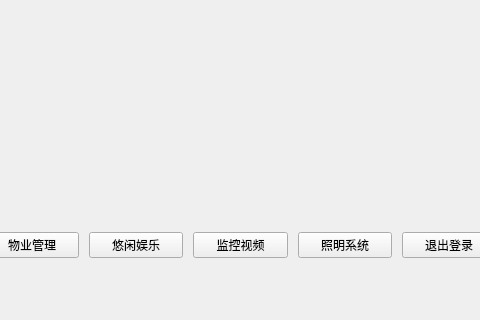
This is stagetwo_smart_apartment_sys/userwindow.ui in DanielFujiwara/Qt-creator as Qt 5 draws it before an edit; both pictures show x 95 to 575 and y 160 to 480 of the 800 by 480 pixel window. The edited form follows.
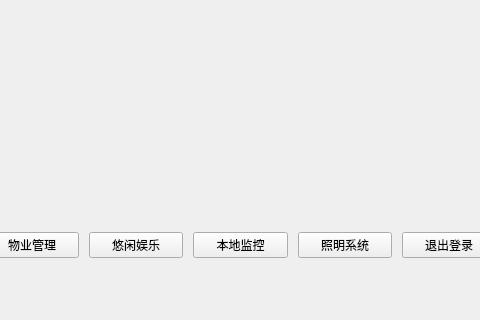
This is the edited form.

```diff
--- a/stagetwo_smart_apartment_sys/userwindow.ui
+++ b/stagetwo_smart_apartment_sys/userwindow.ui
@@ -101,7 +101,7 @@
         <string notr="true">font: 12pt &quot;黑体&quot;;</string>
        </property>
        <property name="text">
-        <string>监控视频</string>
+        <string>本地监控</string>
        </property>
       </widget>
      </item>
```
